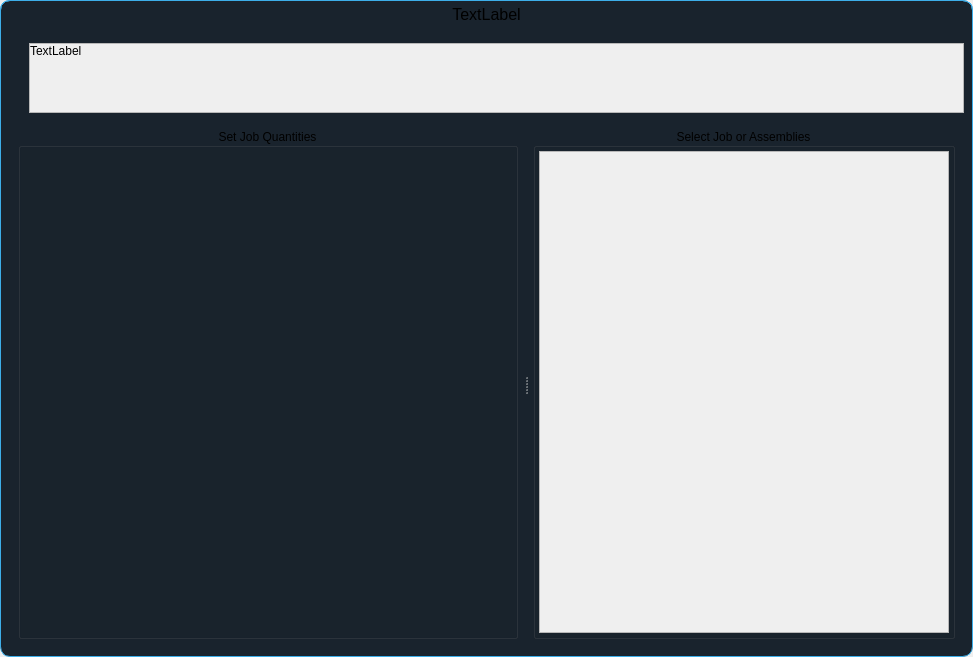
The window that ui/generate_workspace_printout_dialog.ui (TheCodingJsoftware/Invigo) describes before a commit, drawn with Qt 5.
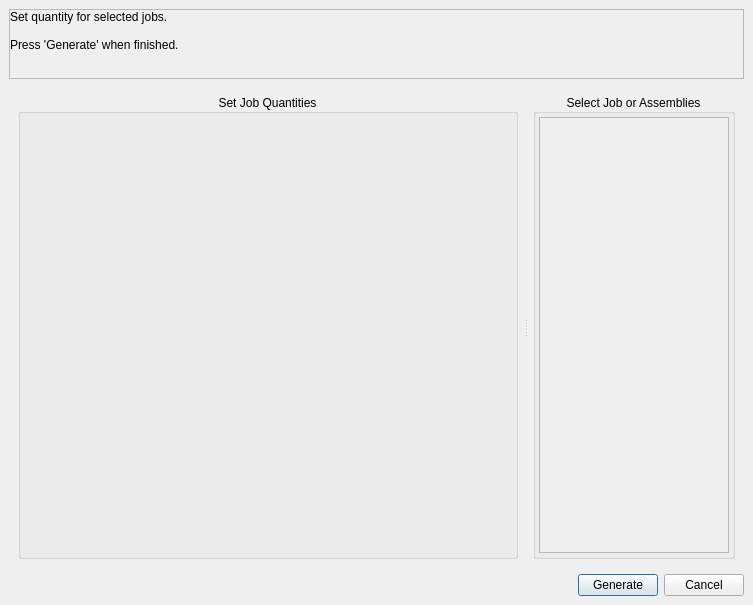
The same window after the commit.

The edit to the form file:
```diff
--- a/ui/generate_workspace_printout_dialog.ui
+++ b/ui/generate_workspace_printout_dialog.ui
@@ -6,8 +6,8 @@
    <rect>
     <x>0</x>
     <y>0</y>
-    <width>973</width>
-    <height>657</height>
+    <width>753</width>
+    <height>605</height>
    </rect>
   </property>
   <property name="windowTitle">
@@ -38,16 +38,9 @@
       <bool>false</bool>
      </property>
      <property name="styleSheet">
-      <string notr="true">QWidget#widget{
-	border-top-left-radius:10px;
-	border-bottom-left-radius:10px;
-	border-top-right-radius:10px;
-	border-bottom-right-radius:10px;
-	border: 1px solid  #3daee9;
-	background-color: #19232D;
-}</string>
+      <string notr="true"/>
      </property>
-     <layout class="QVBoxLayout" name="verticalLayout_3" stretch="0,0">
+     <layout class="QVBoxLayout" name="verticalLayout_3" stretch="0">
       <property name="leftMargin">
        <number>0</number>
       </property>
@@ -60,40 +53,6 @@
       <property name="bottomMargin">
        <number>0</number>
       </property>
-      <item>
-       <widget class="QLabel" name="lblTitle">
-        <property name="maximumSize">
-         <size>
-          <width>16777215</width>
-          <height>16777215</height>
-         </size>
-        </property>
-        <property name="font">
-         <font>
-          <pointsize>12</pointsize>
-         </font>
-        </property>
-        <property name="styleSheet">
-         <string notr="true">border-top-left-radius:10px;
-border-top-right-radius:10px;
-border: 1px solid  #3daee9;
-border-bottom: none;
-</string>
-        </property>
-        <property name="frameShape">
-         <enum>QFrame::Box</enum>
-        </property>
-        <property name="frameShadow">
-         <enum>QFrame::Sunken</enum>
-        </property>
-        <property name="text">
-         <string>TextLabel</string>
-        </property>
-        <property name="alignment">
-         <set>Qt::AlignHCenter|Qt::AlignTop</set>
-        </property>
-       </widget>
-      </item>
       <item>
        <layout class="QVBoxLayout" name="verticalLayout" stretch="0,1,0">
         <property name="leftMargin">
@@ -109,34 +68,7 @@
          <number>9</number>
         </property>
         <item>
-         <layout class="QHBoxLayout" name="horizontalLayout_4" stretch="0,0">
-          <item>
-           <layout class="QVBoxLayout" name="verticalLayout_2">
-            <property name="spacing">
-             <number>0</number>
-            </property>
-            <item>
-             <layout class="QVBoxLayout" name="iconHolder">
-              <property name="spacing">
-               <number>0</number>
-              </property>
-             </layout>
-            </item>
-            <item>
-             <spacer name="verticalSpacer">
-              <property name="orientation">
-               <enum>Qt::Vertical</enum>
-              </property>
-              <property name="sizeHint" stdset="0">
-               <size>
-                <width>20</width>
-                <height>40</height>
-               </size>
-              </property>
-             </spacer>
-            </item>
-           </layout>
-          </item>
+         <layout class="QHBoxLayout" name="horizontalLayout_4" stretch="0">
           <item>
            <widget class="QScrollArea" name="scrollArea">
             <property name="widgetResizable">
@@ -147,7 +79,7 @@
               <rect>
                <x>0</x>
                <y>0</y>
-               <width>923</width>
+               <width>731</width>
                <height>69</height>
               </rect>
              </property>
@@ -176,7 +108,9 @@
                  </sizepolicy>
                 </property>
                 <property name="text">
-                 <string>TextLabel</string>
+                 <string>Set quantity for selected jobs.
+
+Press 'Generate' when finished.</string>
                 </property>
                 <property name="alignment">
                  <set>Qt::AlignLeading|Qt::AlignLeft|Qt::AlignTop</set>
@@ -308,8 +242,8 @@
                      <rect>
                       <x>0</x>
                       <y>0</y>
-                      <width>410</width>
-                      <height>475</height>
+                      <width>190</width>
+                      <height>434</height>
                      </rect>
                     </property>
                     <layout class="QVBoxLayout" name="verticalLayout_5">
@@ -345,7 +279,47 @@
          </layout>
         </item>
         <item>
-         <layout class="QHBoxLayout" name="buttonsLayout"/>
+         <layout class="QHBoxLayout" name="buttonsLayout">
+          <item>
+           <spacer name="horizontalSpacer">
+            <property name="orientation">
+             <enum>Qt::Horizontal</enum>
+            </property>
+            <property name="sizeHint" stdset="0">
+             <size>
+              <width>40</width>
+              <height>20</height>
+             </size>
+            </property>
+           </spacer>
+          </item>
+          <item>
+           <widget class="QPushButton" name="pushButton_generate">
+            <property name="maximumSize">
+             <size>
+              <width>16777215</width>
+              <height>16777215</height>
+             </size>
+            </property>
+            <property name="text">
+             <string>Generate</string>
+            </property>
+           </widget>
+          </item>
+          <item>
+           <widget class="QPushButton" name="pushButton_cancel">
+            <property name="maximumSize">
+             <size>
+              <width>16777215</width>
+              <height>16777215</height>
+             </size>
+            </property>
+            <property name="text">
+             <string>Cancel</string>
+            </property>
+           </widget>
+          </item>
+         </layout>
         </item>
        </layout>
       </item>
```
